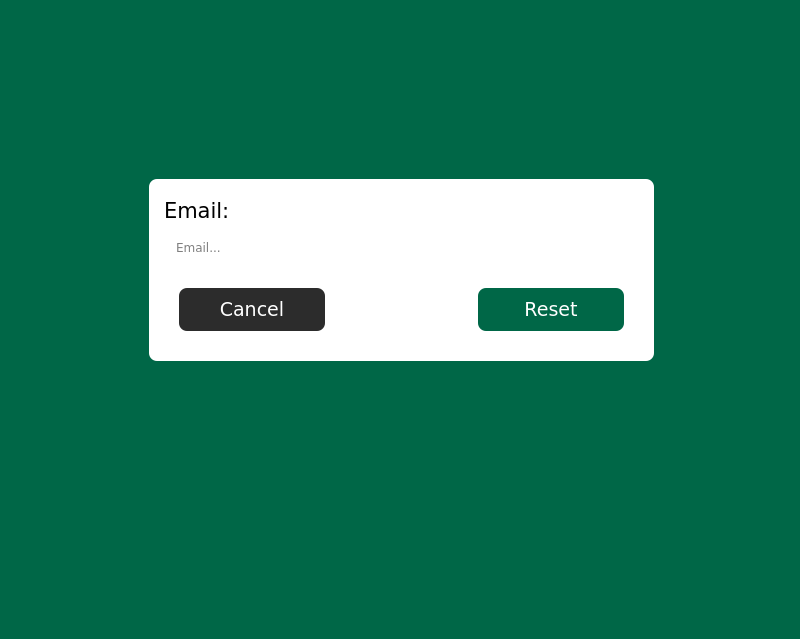
This is loginwindow.ui in RyanLewis155/College-Portal-Project as Qt 5 draws it before an edit. The edited form follows.
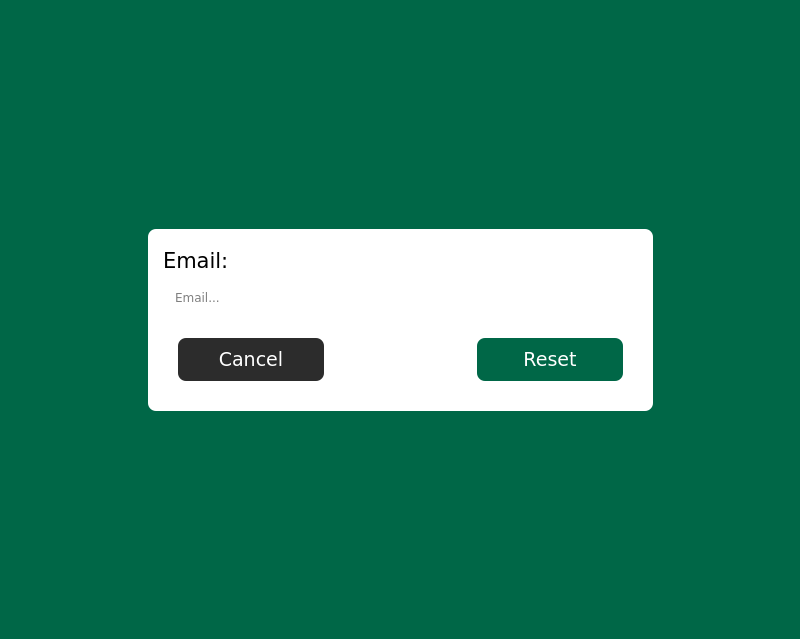
This is the edited form. The open tabs and pages were chosen to show the change.

```diff
--- a/loginwindow.ui
+++ b/loginwindow.ui
@@ -395,15 +395,22 @@
        </layout>
       </widget>
       <widget class="QWidget" name="page_ForgotPassword">
+       <layout class="QGridLayout" name="gridLayout_3">
+        <item row="0" column="0">
+         <spacer name="verticalSpacer_5">
+          <property name="orientation">
+           <enum>Qt::Orientation::Vertical</enum>
+          </property>
+          <property name="sizeHint" stdset="0">
+           <size>
+            <width>20</width>
+            <height>202</height>
+           </size>
+          </property>
+         </spacer>
+        </item>
+        <item row="1" column="0">
        <widget class="QFrame" name="frame_ForgotPassword">
-        <property name="geometry">
-         <rect>
-          <x>20</x>
-          <y>170</y>
-          <width>505</width>
-          <height>182</height>
-         </rect>
-        </property>
         <property name="sizePolicy">
          <sizepolicy hsizetype="Fixed" vsizetype="Fixed">
           <horstretch>0</horstretch>
@@ -616,6 +623,21 @@
          </item>
         </layout>
        </widget>
+        </item>
+        <item row="2" column="0">
+         <spacer name="verticalSpacer_6">
+          <property name="orientation">
+           <enum>Qt::Orientation::Vertical</enum>
+          </property>
+          <property name="sizeHint" stdset="0">
+           <size>
+            <width>20</width>
+            <height>201</height>
+           </size>
+          </property>
+         </spacer>
+        </item>
+       </layout>
       </widget>
       <widget class="QWidget" name="page_Registration">
        <layout class="QGridLayout" name="gridLayout_2">
@@ -1062,19 +1084,19 @@
               <property name="minimumSize">
                <size>
                 <width>0</width>
-                <height>20</height>
+                <height>30</height>
                </size>
               </property>
               <property name="maximumSize">
                <size>
                 <width>16777215</width>
-                <height>20</height>
+                <height>30</height>
                </size>
               </property>
               <property name="baseSize">
                <size>
                 <width>0</width>
-                <height>20</height>
+                <height>30</height>
                </size>
               </property>
               <property name="font">
@@ -1145,17 +1167,6 @@
     </item>
    </layout>
   </widget>
-  <widget class="QMenuBar" name="menubar">
-   <property name="geometry">
-    <rect>
-     <x>0</x>
-     <y>0</y>
-     <width>800</width>
-     <height>36</height>
-    </rect>
-   </property>
-  </widget>
-  <widget class="QStatusBar" name="statusbar"/>
  </widget>
  <resources/>
  <connections/>
```
Lines whose indentation alone changed are shown as unchanged.
